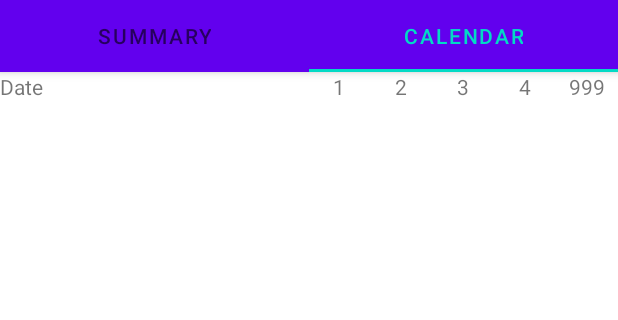
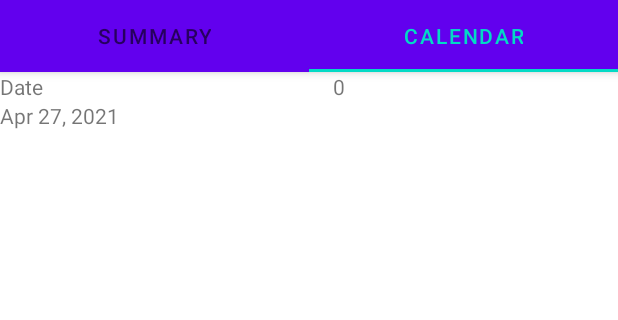
Before and after one commit to NathanielMotus/ThePlaceIWas, an Android app: the screen it shows after launch (MainActivity), tab 2 chosen, on a phone screen of 412 x 824 dp, the part 89-409 px from its top. Run offline under Robolectric (Android 15) with nearby library versions, the phone set to English and light mode, and no system bars; 1 statement that could not run was skipped.

Commit message:
Implement CalendarRecyclerViewAdapter

```diff
--- a/app/src/main/java/com/nathanielmotus/theplaceiwas/controller/CheckLocationWorker.java
+++ b/app/src/main/java/com/nathanielmotus/theplaceiwas/controller/CheckLocationWorker.java
@@ -18,6 +18,7 @@ public class CheckLocationWorker extends Worker {
 
     Context mContext;
     String mPackageName;
+    boolean mIsLoadOK;
 
     public CheckLocationWorker(@NonNull Context context, @NonNull WorkerParameters workerParams) {
         super(context, workerParams);
@@ -30,9 +31,11 @@ public class CheckLocationWorker extends Worker {
     @Override
     public Result doWork() {
 
+        mIsLoadOK=true;
+
         DataIOController dataIOController=new DataIOController(mContext);
         if (!AppStateChecker.isAppInForeground(mContext,mPackageName)) {
-            dataIOController.loadData();
+            mIsLoadOK=dataIOController.loadData();
             Log.i("TEST","Data loaded : "+Place.getPlaces().size());
         }
 
@@ -64,13 +67,14 @@ public class CheckLocationWorker extends Worker {
                     }
                 }
             }
-            if (!located && !Place.getPlaces().get(0).hasRecordForToday())
+            if (!located && !Place.aPlaceHasRecordForToday())
                 Place.getPlaces().get(0).addDateToHistory(IOUtils.today());
             if(located && Place.getPlaces().get(0).hasRecordForToday())
                 Place.getPlaces().get(0).removeDateFromHistory(IOUtils.today());
         }
 
-        dataIOController.saveData();
+        if(mIsLoadOK)
+            dataIOController.saveData();
 
         return Result.success();
     }
--- a/app/src/main/java/com/nathanielmotus/theplaceiwas/controller/DataIOController.java
+++ b/app/src/main/java/com/nathanielmotus/theplaceiwas/controller/DataIOController.java
@@ -20,6 +20,7 @@ public class DataIOController {
     private Place mNowhereKnownPlace;
     private Calendar mStartDate;
     private Calendar mEndDate;
+    private boolean mIsLoadOK;
 
     public static final String DATA_FILENAME = "tpiwdata";
     public static final String JSON_APP_VERSION_CODE = "appVersionCode";
@@ -57,17 +58,20 @@ public class DataIOController {
         Log.i("TEST","Data saved : "+Place.getPlaces().size());
     }
 
-    public void loadData() {
+    public boolean loadData() {
+        mIsLoadOK=true;
         String jsonString=IOUtils.getFileFromInternalStorage(new File(mContext.getFilesDir(),DATA_FILENAME));
         JSONObject jsonObject=new JSONObject();
         Place.clearPlaces();
         try {
             jsonObject=new JSONObject(jsonString);
         } catch (JSONException jsonException) {
+            mIsLoadOK=false;
             Log.i("TEST","Exception : jsonString pas chargé");
             jsonException.printStackTrace();
         }
         loadPlacesFromJSONObject(jsonObject);
+        return mIsLoadOK;
     }
 
     private JSONObject getPlacesToJSONObject() {
@@ -92,6 +96,7 @@ public class DataIOController {
             jsonArray = jsonObject.getJSONArray(JSON_PLACES);
         } catch (JSONException jsonException) {
             Log.i("TEST","Exception : pas de jsonArray ou pas de nowherKnownJSONObject");
+            mIsLoadOK=false;
             nowhereKnownJSONObject=null;
             jsonArray=null;
         }
--- a/app/src/main/java/com/nathanielmotus/theplaceiwas/controller/MainActivity.java
+++ b/app/src/main/java/com/nathanielmotus/theplaceiwas/controller/MainActivity.java
@@ -58,6 +58,7 @@ public class MainActivity extends AppCompatActivity implements DataProviderActiv
         TabLayout tabs = findViewById(R.id.tabs);
         tabs.setupWithViewPager(viewPager);
         mDataIOController=new DataIOController(this);
+        loadPreferences();
     }
 
     @Override
@@ -75,7 +76,6 @@ public class MainActivity extends AppCompatActivity implements DataProviderActiv
     @Override
     protected void onResume() {
         super.onResume();
-        loadPreferences();
         mDataIOController.setStartDate(mStartDate);
         mDataIOController.setEndDate(mEndDate);
         mDataIOController.loadData();
@@ -138,6 +138,7 @@ public class MainActivity extends AppCompatActivity implements DataProviderActiv
     @Override
     public void onPlaceCheckboxClicked(int position,boolean isChecked) {
         Place.getPlaces().get(position).setInCalendar(isChecked);
+        mSectionsPagerAdapter.getCalendarFragment().updateViews();
     }
 
     @Override
@@ -279,6 +280,7 @@ public class MainActivity extends AppCompatActivity implements DataProviderActiv
             public void onDateSet(DatePicker view, int year, int month, int dayOfMonth) {
                 calendar.set(view.getYear(),view.getMonth(),view.getDayOfMonth());
                 mSectionsPagerAdapter.getSummaryFragment().updateViews();
+                mSectionsPagerAdapter.getCalendarFragment().updateViews();
             }
         },calendar.get(Calendar.YEAR),calendar.get(Calendar.MONTH),calendar.get(Calendar.DAY_OF_MONTH));
         datePickerDialog.show();
--- a/app/src/main/java/com/nathanielmotus/theplaceiwas/model/Place.java
+++ b/app/src/main/java/com/nathanielmotus/theplaceiwas/model/Place.java
@@ -99,6 +99,38 @@ public class Place {
         mDayCount = dayCount;
     }
 
+    public Calendar getFirstDate() {
+        Calendar firstDate=IOUtils.today();
+        for (Calendar c : mHistory) {
+            if (firstDate.compareTo(c) > 0) {
+                firstDate.set(c.get(Calendar.YEAR),c.get(Calendar.MONTH),c.get(Calendar.DAY_OF_MONTH));
+            }
+        }
+        return firstDate;
+    }
+
+    public static Calendar getAbsoluteFirstDate() {
+        //return date of first record
+        Calendar firstDate=IOUtils.today();
+        for (Place p : sPlaces) {
+            if (firstDate.compareTo(p.getFirstDate()) > 0) {
+                firstDate.set(p.getFirstDate().get(Calendar.YEAR),p.getFirstDate().get(Calendar.MONTH),p.getFirstDate().get(Calendar.DAY_OF_MONTH));
+            }
+        }
+        return firstDate;
+    }
+
+    public static Calendar getRelativeFirstDate(ArrayList<Place> places) {
+        //return date of first record for places
+        Calendar firstDate=IOUtils.today();
+        for (Place p : places) {
+            if (firstDate.compareTo(p.getFirstDate()) > 0) {
+                firstDate.set(p.getFirstDate().get(Calendar.YEAR),p.getFirstDate().get(Calendar.MONTH),p.getFirstDate().get(Calendar.DAY_OF_MONTH));
+            }
+        }
+        return firstDate;
+    }
+
     //**********************************************************************************************
     //Modifiers
     //**********************************************************************************************
@@ -123,9 +155,11 @@ public class Place {
     }
 
     public void removeDateFromHistory(Calendar calendar) {
-        for (Calendar d:mHistory)
-            if (d.compareTo(calendar)==0)
-                mHistory.remove(d);
+        if (mHistory.size()>0) {
+            for (int i=mHistory.size()-1;i>=0;i--)
+                if (mHistory.get(i).compareTo(calendar) == 0)
+                    mHistory.remove(mHistory.get(i) );
+        }
     }
 
     //**********************************************************************************************
@@ -137,6 +171,14 @@ public class Place {
         return this.mLocation.distanceTo(refPlace.mLocation)<=refPlace.mAccuracy;
     }
 
+    public boolean hasRecordFor(Calendar calendar) {
+        for (Calendar c : mHistory) {
+            if (c.compareTo(calendar)==0)
+                return true;
+        }
+        return false;
+    }
+
     public boolean hasRecordForToday() {
         //check whether this already has a record in its history for today
 
@@ -144,10 +186,18 @@ public class Place {
             if (d.compareTo(IOUtils.today())==0) {
                 return true;
             }
-            }
+        }
         return false;
     }
 
+    public static boolean aPlaceHasRecordForToday() {
+        for (Place p : sPlaces) {
+            if (p.hasRecordForToday()) {
+                return true;
+            }
+        }
+        return false;
+    }
     //**********************************************************************************************
     //Calculation
     //**********************************************************************************************
--- a/app/src/main/java/com/nathanielmotus/theplaceiwas/view/CalendarFragment.java
+++ b/app/src/main/java/com/nathanielmotus/theplaceiwas/view/CalendarFragment.java
@@ -2,13 +2,22 @@ package com.nathanielmotus.theplaceiwas.view;
 
 import android.os.Bundle;
 
+import androidx.annotation.NonNull;
+import androidx.annotation.Nullable;
 import androidx.fragment.app.Fragment;
+import androidx.recyclerview.widget.LinearLayoutManager;
+import androidx.recyclerview.widget.RecyclerView;
 
 import android.view.LayoutInflater;
 import android.view.View;
 import android.view.ViewGroup;
+import android.widget.TextView;
 
 import com.nathanielmotus.theplaceiwas.R;
+import com.nathanielmotus.theplaceiwas.model.DataProviderActivity;
+import com.nathanielmotus.theplaceiwas.model.Place;
+
+import java.util.ArrayList;
 
 /**
  * A simple {@link Fragment} subclass.
@@ -17,33 +26,20 @@ import com.nathanielmotus.theplaceiwas.R;
  */
 public class CalendarFragment extends Fragment {
 
-    // TODO: Rename parameter arguments, choose names that match
-    // the fragment initialization parameters, e.g. ARG_ITEM_NUMBER
-    private static final String ARG_PARAM1 = "param1";
-    private static final String ARG_PARAM2 = "param2";
-
-    // TODO: Rename and change types of parameters
-    private String mParam1;
-    private String mParam2;
+    private DataProviderActivity mDataProviderActivity;
+    private TextView mHeaderPlace0TextView,mHeaderPlace1TextView,mHeaderPlace2TextView;
+    private TextView mHeaderPlace3TextView,mHeaderPlace4TextView;
+    private RecyclerView mCalendarRecyclerView;
+    private ArrayList<Integer> mCheckedPlacesIndexes=new ArrayList<>();
+    private CalendarRecyclerViewAdapter mRecyclerViewAdapter;
 
     public CalendarFragment() {
         // Required empty public constructor
     }
 
-    /**
-     * Use this factory method to create a new instance of
-     * this fragment using the provided parameters.
-     *
-     * @param param1 Parameter 1.
-     * @param param2 Parameter 2.
-     * @return A new instance of fragment SummaryDetailFragment.
-     */
-    // TODO: Rename and change types and number of parameters
-    public static CalendarFragment newInstance(String param1, String param2) {
+    public static CalendarFragment newInstance() {
         CalendarFragment fragment = new CalendarFragment();
         Bundle args = new Bundle();
-        args.putString(ARG_PARAM1, param1);
-        args.putString(ARG_PARAM2, param2);
         fragment.setArguments(args);
         return fragment;
     }
@@ -51,10 +47,7 @@ public class CalendarFragment extends Fragment {
     @Override
     public void onCreate(Bundle savedInstanceState) {
         super.onCreate(savedInstanceState);
-        if (getArguments() != null) {
-            mParam1 = getArguments().getString(ARG_PARAM1);
-            mParam2 = getArguments().getString(ARG_PARAM2);
-        }
+        createCallbackToParentActivity();
     }
 
     @Override
@@ -63,4 +56,86 @@ public class CalendarFragment extends Fragment {
         // Inflate the layout for this fragment
         return inflater.inflate(R.layout.fragment_calendar, container, false);
     }
+
+    @Override
+    public void onViewCreated(@NonNull View view, @Nullable Bundle savedInstanceState) {
+        super.onViewCreated(view, savedInstanceState);
+        configureViews();
+        updateViews();
+    }
+
+    @Override
+    public void onResume() {
+        super.onResume();
+    }
+
+    //**********************************************************************************************
+    //Configuration
+    //**********************************************************************************************
+    private void createCallbackToParentActivity() {
+        mDataProviderActivity=(DataProviderActivity)getActivity();
+    }
+
+    private void configureViews() {
+        mCalendarRecyclerView=getActivity().findViewById(R.id.calendar_detail_recyclerview);
+        mCalendarRecyclerView.setLayoutManager(new LinearLayoutManager(getContext()));
+
+        mHeaderPlace0TextView=getActivity().findViewById(R.id.calendar_header_place0_text);
+        mHeaderPlace1TextView=getActivity().findViewById(R.id.calendar_header_place1_text);
+        mHeaderPlace2TextView=getActivity().findViewById(R.id.calendar_header_place2_text);
+        mHeaderPlace3TextView=getActivity().findViewById(R.id.calendar_header_place3_text);
+        mHeaderPlace4TextView=getActivity().findViewById(R.id.calendar_header_place4_text);
+    }
+
+    public void updateViews() {
+        setupCheckedPlacesIndexes();
+
+        if (mCheckedPlacesIndexes.size()>0)
+            mHeaderPlace0TextView.setText(Integer.toString(mCheckedPlacesIndexes.get(0)));
+        else
+            mHeaderPlace0TextView.setText("");
+
+        if (mCheckedPlacesIndexes.size()>1)
+            mHeaderPlace1TextView.setText(Integer.toString(mCheckedPlacesIndexes.get(1)));
+        else
+            mHeaderPlace1TextView.setText("");
+
+        if (mCheckedPlacesIndexes.size()>2)
+            mHeaderPlace2TextView.setText(Integer.toString(mCheckedPlacesIndexes.get(2)));
+        else
+            mHeaderPlace2TextView.setText("");
+
+        if (mCheckedPlacesIndexes.size()>3)
+            mHeaderPlace3TextView.setText(Integer.toString(mCheckedPlacesIndexes.get(3)));
+        else
+            mHeaderPlace3TextView.setText("");
+
+        if (mCheckedPlacesIndexes.size()>4)
+            mHeaderPlace4TextView.setText(Integer.toString(mCheckedPlacesIndexes.get(4)));
+        else
+            mHeaderPlace4TextView.setText("");
+
+        mRecyclerViewAdapter=new CalendarRecyclerViewAdapter(Place.getPlaces(),
+                mCheckedPlacesIndexes,
+                mDataProviderActivity.getStartDate(),
+                mDataProviderActivity.getEndDate(),
+                getContext());
+
+        mCalendarRecyclerView.setAdapter(mRecyclerViewAdapter);
+
+
+    }
+
+    //**********************************************************************************************
+    //Calculation
+    //**********************************************************************************************
+    private void setupCheckedPlacesIndexes() {
+        //put in mPlaceCheckedIndexes the indexes of the first 5 checked for calendar places
+
+        mCheckedPlacesIndexes.clear();
+        for (int i=0;i<Place.getPlaces().size();i++) {
+            if (mCheckedPlacesIndexes.size()<5 && Place.getPlaces().get(i).isInCalendar())
+                mCheckedPlacesIndexes.add(i);
+        }
+    }
 }
--- /dev/null
+++ b/app/src/main/java/com/nathanielmotus/theplaceiwas/view/CalendarRecyclerViewAdapter.java
@@ -0,0 +1,154 @@
+package com.nathanielmotus.theplaceiwas.view;
+
+import android.content.Context;
+import android.util.Log;
+import android.view.LayoutInflater;
+import android.view.View;
+import android.view.ViewGroup;
+import android.widget.TextView;
+
+import androidx.annotation.NonNull;
+import androidx.recyclerview.widget.RecyclerView;
+
+import com.nathanielmotus.theplaceiwas.R;
+import com.nathanielmotus.theplaceiwas.controller.IOUtils;
+import com.nathanielmotus.theplaceiwas.model.Place;
+
+import java.text.DateFormat;
+import java.util.ArrayList;
+import java.util.Calendar;
+
+public class CalendarRecyclerViewAdapter extends RecyclerView.Adapter<CalendarRecyclerViewAdapter.ViewHolder> {
+    private ArrayList<Place> mPlaces;
+    private ArrayList<Integer> mCheckedPlacesIndexes;
+    private ArrayList<DateRecord> mDateRecords;
+    private Calendar mStartDate,mEndDate;
+    private Context mContext;
+
+    public CalendarRecyclerViewAdapter(ArrayList<Place> places, ArrayList<Integer> CheckedPlacesIndexes, Calendar startDate, Calendar endDate, Context context) {
+        mPlaces = places;
+        mCheckedPlacesIndexes = CheckedPlacesIndexes;
+        mStartDate = startDate;
+        mEndDate = endDate;
+        mContext = context;
+        mDateRecords=new ArrayList<>();
+        updateDateRecords();
+    }
+
+    @Override
+    public void onBindViewHolder(@NonNull CalendarRecyclerViewAdapter.ViewHolder holder, int position) {
+        DateFormat df=DateFormat.getDateInstance();
+        holder.dateText.setText(df.format(mDateRecords.get(position).calendar.getTime()));
+        if (mDateRecords.get(position).arePlacesVisitedOnThatDay.size()>0 && mDateRecords.get(position).arePlacesVisitedOnThatDay.get(0))
+            holder.place0.setText("1");
+        else holder.place0.setText("");
+        if (mDateRecords.get(position).arePlacesVisitedOnThatDay.size()>1 && mDateRecords.get(position).arePlacesVisitedOnThatDay.get(1))
+            holder.place1.setText("1");
+        else holder.place1.setText("");
+        if (mDateRecords.get(position).arePlacesVisitedOnThatDay.size()>2 && mDateRecords.get(position).arePlacesVisitedOnThatDay.get(2))
+            holder.place2.setText("1");
+        else holder.place2.setText("");
+        if (mDateRecords.get(position).arePlacesVisitedOnThatDay.size()>3 && mDateRecords.get(position).arePlacesVisitedOnThatDay.get(3))
+            holder.place3.setText("1");
+        else holder.place3.setText("");
+        if (mDateRecords.get(position).arePlacesVisitedOnThatDay.size()>4 && mDateRecords.get(position).arePlacesVisitedOnThatDay.get(4))
+            holder.place4.setText("1");
+        else holder.place4.setText("");
+    }
+
+    @NonNull
+    @Override
+    public ViewHolder onCreateViewHolder(@NonNull ViewGroup parent, int viewType) {
+        LayoutInflater layoutInflater=(LayoutInflater)mContext.getSystemService(Context.LAYOUT_INFLATER_SERVICE);
+        View listItem=layoutInflater.inflate(R.layout.calendar_recyclerview_layout,parent,false);
+        ViewHolder viewHolder=new ViewHolder(listItem);
+
+        return viewHolder;
+    }
+
+
+    @Override
+    public int getItemCount() {
+        return mDateRecords.size();
+    }
+
+    @Override
+    public long getItemId(int position) {
+        return position;
+    }
+
+    //**********************************************************************************************
+    //Modifiers
+    //**********************************************************************************************
+    public void updateDateRecords() {
+        Calendar startDate= IOUtils.today();
+        Calendar endDate=IOUtils.today();
+
+        if (getCheckedPlacesFirstDate().compareTo(mStartDate) > 0) {
+            startDate.set(getCheckedPlacesFirstDate().get(Calendar.YEAR),
+                    getCheckedPlacesFirstDate().get(Calendar.MONTH),
+                    getCheckedPlacesFirstDate().get(Calendar.DAY_OF_MONTH));
+        } else
+            startDate.set(mStartDate.get(Calendar.YEAR),
+                    mStartDate.get(Calendar.MONTH),
+                    mStartDate.get(Calendar.DAY_OF_MONTH));
+
+        if (endDate.compareTo(mEndDate) > 0) {
+            endDate.set(mEndDate.get(Calendar.YEAR),
+                    mEndDate.get(Calendar.MONTH),
+                    mEndDate.get(Calendar.DAY_OF_MONTH));
+        }
+
+        while (startDate.compareTo(endDate) <= 0) {
+            ArrayList<Boolean> indexes=new ArrayList<>();
+            for (int i=0;i<mCheckedPlacesIndexes.size();i++) {
+                indexes.add(i,mPlaces.get(mCheckedPlacesIndexes.get(i)).hasRecordFor(startDate));
+            }
+            mDateRecords.add(new DateRecord(startDate,indexes));
+            startDate.set(Calendar.DAY_OF_MONTH,startDate.get(Calendar.DAY_OF_MONTH)+1);
+        }
+
+    }
+
+    //**********************************************************************************************
+    //Getters
+    //**********************************************************************************************
+    private Calendar getCheckedPlacesFirstDate() {
+        ArrayList<Place> places=new ArrayList<>();
+        for (int index: mCheckedPlacesIndexes)
+            places.add(mPlaces.get(index));
+        return Place.getRelativeFirstDate(places);
+    }
+
+    //**********************************************************************************************
+    //Private inner class
+    //**********************************************************************************************
+
+    private class DateRecord {
+        //change data from (Place, Dates at) to (Date, visited Places indexes)
+        Calendar calendar;
+        ArrayList<Boolean> arePlacesVisitedOnThatDay;
+
+        public DateRecord(Calendar calendar, ArrayList<Boolean> arePlacesVisitedOnThatDay) {
+            this.calendar = IOUtils.today();
+            this.calendar.set(calendar.get(Calendar.YEAR),calendar.get(Calendar.MONTH),calendar.get(Calendar.DAY_OF_MONTH));
+            this.arePlacesVisitedOnThatDay = arePlacesVisitedOnThatDay;
+        }
+    }
+
+    public static class ViewHolder extends RecyclerView.ViewHolder {
+        public TextView dateText,place0,place1,place2,place3,place4;
+
+        public ViewHolder(@NonNull View itemView) {
+            super(itemView);
+            this.dateText=itemView.findViewById(R.id.calendar_recyclerview_date_text);
+            this.place0=itemView.findViewById(R.id.calendar_recyclerview_group0_text);
+            this.place1=itemView.findViewById(R.id.calendar_recyclerview_group1_text);
+            this.place2=itemView.findViewById(R.id.calendar_recyclerview_group2_text);
+            this.place3=itemView.findViewById(R.id.calendar_recyclerview_group3_text);
+            this.place4=itemView.findViewById(R.id.calendar_recyclerview_group4_text);
+
+        }
+    }
+
+}
--- a/app/src/main/java/com/nathanielmotus/theplaceiwas/view/SectionsPagerAdapter.java
+++ b/app/src/main/java/com/nathanielmotus/theplaceiwas/view/SectionsPagerAdapter.java
@@ -36,7 +36,7 @@ public class SectionsPagerAdapter extends FragmentPagerAdapter {
             case 0:
                 return SummaryFragment.newInstance();
             case 1:
-                return CalendarFragment.newInstance("1","2");
+                return CalendarFragment.newInstance();
             default:return null;
         }
     }
--- a/app/src/main/java/com/nathanielmotus/theplaceiwas/view/SummaryFragment.java
+++ b/app/src/main/java/com/nathanielmotus/theplaceiwas/view/SummaryFragment.java
@@ -6,6 +6,7 @@ import androidx.annotation.NonNull;
 import androidx.annotation.Nullable;
 import androidx.fragment.app.Fragment;
 
+import android.util.Log;
 import android.view.LayoutInflater;
 import android.view.View;
 import android.view.ViewGroup;
@@ -48,6 +49,7 @@ public class SummaryFragment extends Fragment {
     public void onCreate(Bundle savedInstanceState) {
         super.onCreate(savedInstanceState);
         createCallbackToParentActivity();
+
     }
 
     @Override
@@ -65,7 +67,6 @@ public class SummaryFragment extends Fragment {
     @Override
     public void onResume() {
         super.onResume();
-//        populateSummary();
         updateViews();
     }
 
@@ -113,6 +114,7 @@ public class SummaryFragment extends Fragment {
     }
 
     public void updateViews() {
+        //todo : display day of week in date format
         DateFormat df=DateFormat.getDateInstance();
         mStartDateTextView.setText(df.format(mDataProviderActivity.getStartDate().getTime()));
         mEndDateTextView.setText(df.format(mDataProviderActivity.getEndDate().getTime()));
--- a/app/src/main/res/layout/fragment_calendar.xml
+++ b/app/src/main/res/layout/fragment_calendar.xml
@@ -21,35 +21,35 @@
             android:layout_weight="10"
             android:id="@+id/calendar_header_place0_text"
             android:gravity="center_horizontal"
-            android:text="1"/>
+            android:text="0"/>
         <TextView
             android:layout_width="0dp"
             android:layout_height="wrap_content"
             android:layout_weight="10"
             android:id="@+id/calendar_header_place1_text"
             android:gravity="center_horizontal"
-            android:text="2"/>
+            android:text="1"/>
         <TextView
             android:layout_width="0dp"
             android:layout_height="wrap_content"
             android:layout_weight="10"
             android:id="@+id/calendar_header_place2_text"
             android:gravity="center_horizontal"
-            android:text="3"/>
+            android:text="2"/>
         <TextView
             android:layout_width="0dp"
             android:layout_height="wrap_content"
             android:layout_weight="10"
             android:id="@+id/calendar_header_place3_text"
             android:gravity="center_horizontal"
-            android:text="4"/>
+            android:text="3"/>
         <TextView
             android:layout_width="0dp"
             android:layout_height="wrap_content"
             android:layout_weight="10"
             android:id="@+id/calendar_header_place4_text"
             android:gravity="center_horizontal"
-            android:text="999"/>
+            android:text="4"/>
 
     </LinearLayout>
     <androidx.recyclerview.widget.RecyclerView
```
